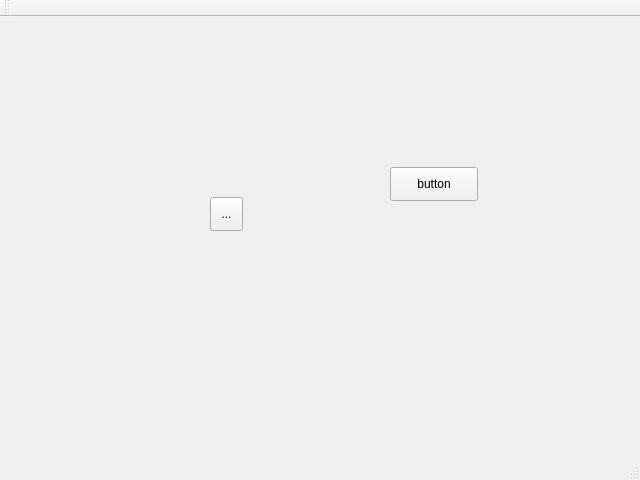
Old version of the form src/gui/player_window.ui in the repository kakaoscsiga25/backstabber.
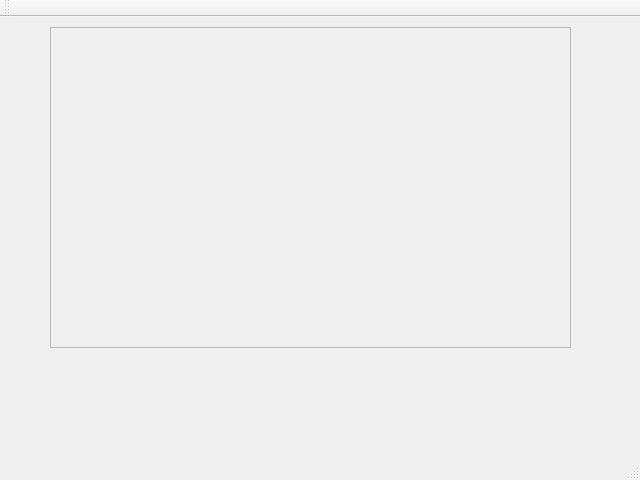
New version of the form.

Diff of the .ui file:
```diff
--- a/src/gui/player_window.ui
+++ b/src/gui/player_window.ui
@@ -14,30 +14,20 @@
    <string>MainWindow</string>
   </property>
   <widget class="QWidget" name="centralWidget">
-   <widget class="QPushButton" name="pushButton">
+   <widget class="QFrame" name="TableArea">
     <property name="geometry">
      <rect>
-      <x>390</x>
-      <y>150</y>
-      <width>88</width>
-      <height>34</height>
+      <x>50</x>
+      <y>10</y>
+      <width>521</width>
+      <height>321</height>
      </rect>
     </property>
-    <property name="text">
-     <string>button</string>
+    <property name="frameShape">
+     <enum>QFrame::StyledPanel</enum>
     </property>
-   </widget>
-   <widget class="QToolButton" name="toolButton">
-    <property name="geometry">
-     <rect>
-      <x>210</x>
-      <y>180</y>
-      <width>33</width>
-      <height>34</height>
-     </rect>
-    </property>
-    <property name="text">
-     <string>...</string>
+    <property name="frameShadow">
+     <enum>QFrame::Raised</enum>
     </property>
    </widget>
   </widget>
```
